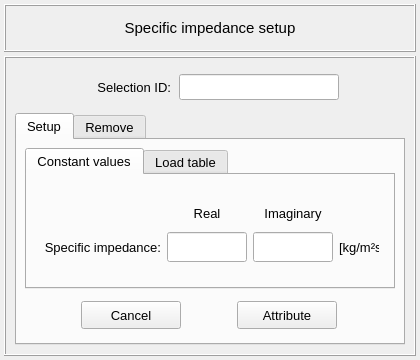
This is pulse/interface/data/ui_files/model/setup/acoustic/specific_impedance_input.ui in open-pulse/OpenPulse as Qt 5 draws it before an edit. The edited form follows.
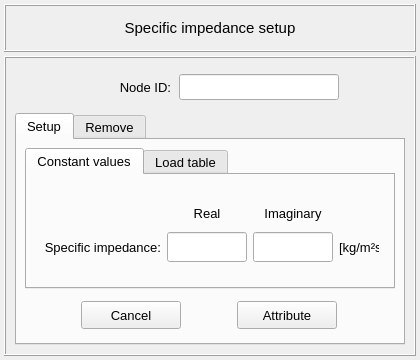
This is the edited form.

Patch:
```diff
--- a/pulse/interface/data/ui_files/model/setup/acoustic/specific_impedance_input.ui
+++ b/pulse/interface/data/ui_files/model/setup/acoustic/specific_impedance_input.ui
@@ -243,7 +243,7 @@
             </font>
            </property>
            <property name="text">
-            <string>Selection ID:</string>
+            <string>Node ID:</string>
            </property>
            <property name="alignment">
             <set>Qt::AlignRight|Qt::AlignTrailing|Qt::AlignVCenter</set>
```
Left out of the diff: 2 changed lines with no effect on the pictures.
